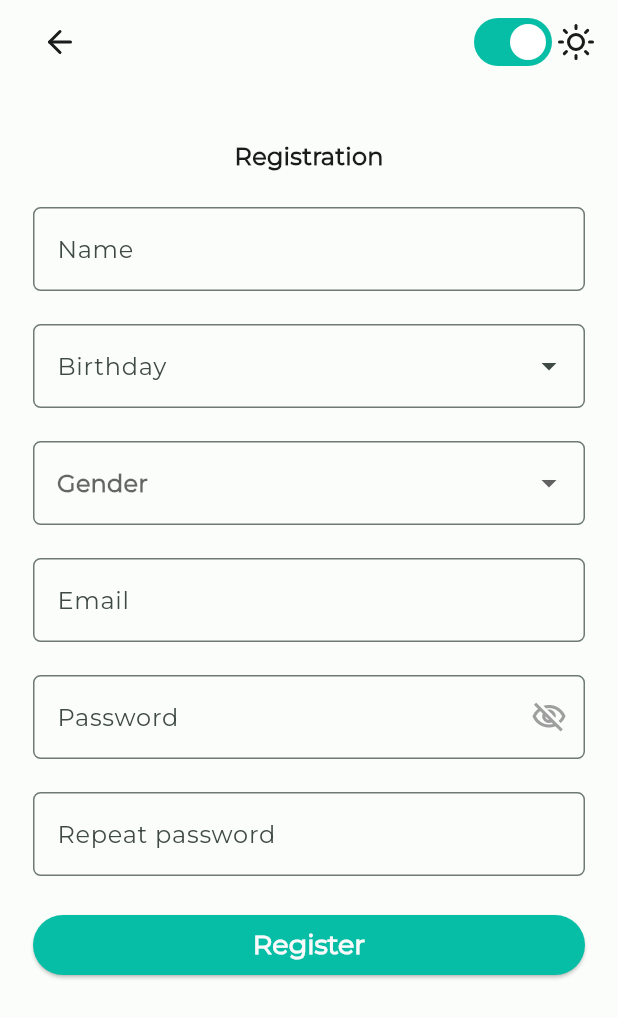
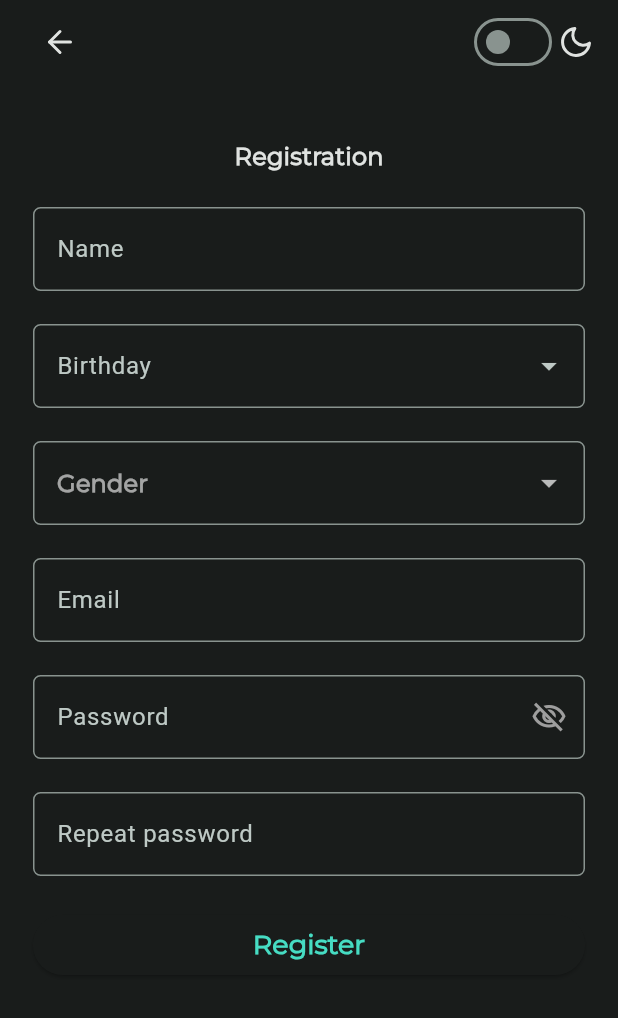
Before and after one commit to GCAS-UFF/cardiac-petct, a Flutter app: the screen it shows after launch, after a tap on "First access", on a phone screen of 412 x 824 dp. Shown: the top 1018 px of the screen. Run offline on Flutter 3.47's test engine with Material 2 defaults, Android fonts, the phone set to English and light mode, and no system bars; our stand-ins replace carousel_slider, dartz, device_preview, email_validator, firebase_auth, firebase_core and 10 more; accounts and stored records are empty.

Commit message:
chore: save theme mode locally

```diff
--- a/lib/app_controller.dart
+++ b/lib/app_controller.dart
@@ -1,12 +1,20 @@
+import 'package:cardiac_petct/src/modules/app_config/domain/repositories/app_config_local_repository.dart';
 import 'package:flutter/material.dart';
 
 class AppController {
-  static final AppController instance = AppController();
+  final AppConfigLocalRepository appConfigLocalRepository;
 
-  AppController();
+  AppController(this.appConfigLocalRepository) {
+    initThemeMode();
+  }
+  Future<void> initThemeMode() async {
+    themeSwitch.value = await appConfigLocalRepository.getThemeMode();
+  }
+
   final ValueNotifier themeSwitch = ValueNotifier<bool>(true);
 
   void changeTheme(bool value) {
     themeSwitch.value = value;
+    appConfigLocalRepository.setThemeMode(value);
   }
 }
--- a/lib/app_module.dart
+++ b/lib/app_module.dart
@@ -1,3 +1,4 @@
+import 'package:cardiac_petct/app_controller.dart';
 import 'package:cardiac_petct/features/anamnesis/anamnesis_cubit.dart';
 import 'package:cardiac_petct/features/anamnesis/anamnesis_module.dart';
 import 'package:cardiac_petct/features/anamnesis/presentation/pages/anamnesis_done_page.dart';
@@ -5,6 +6,8 @@ import 'package:cardiac_petct/features/anamnesis/presentation/pages/anamnesis_fo
 import 'package:cardiac_petct/features/auth/auth_module.dart';
 import 'package:cardiac_petct/features/auth/submodules/email_verify/email_verify_module.dart';
 import 'package:cardiac_petct/features/home/home_module.dart';
+import 'package:cardiac_petct/src/modules/app_config/data/app_config_local_datasource/app_config_local_datasource.dart';
+import 'package:cardiac_petct/src/modules/app_config/data/repositories/app_config_local_datasource.dart';
 import 'package:cardiac_petct/src/platform/network_info.dart';
 import 'package:cardiac_petct/src/services/firebase_autorizator_service.dart';
 import 'package:cardiac_petct/start_page.dart';
@@ -14,9 +17,12 @@ import 'package:internet_connection_checker/internet_connection_checker.dart';
 class AppModule extends Module {
   @override
   List<Bind<Object>> get binds => [
+        Bind.lazySingleton((i) => AppConfigLocalDataSourceImp()),
         Bind.lazySingleton((i) => FirebaseNavigationService()),
         Bind.lazySingleton((i) => NetworkInfoImp(InternetConnectionChecker())),
         Bind.lazySingleton((i) => AnamnesisCubit(i())),
+        Bind.lazySingleton((i) => AppConfigLocalRepositoryImp(i())),
+        Bind.lazySingleton((i) => AppController(i())),
       ];
   @override
   List<ModularRoute> get routes => [
--- a/lib/app_widget.dart
+++ b/lib/app_widget.dart
@@ -11,8 +11,9 @@ class AppWidget extends StatelessWidget {
 
   @override
   Widget build(BuildContext context) {
+    final AppController controller = Modular.get();
     return ValueListenableBuilder(
-      valueListenable: AppController.instance.themeSwitch,
+      valueListenable: controller.themeSwitch,
       builder: (context, value, child) {
         LocalJsonLocalization.delegate.directories =
             LocalizationsDirectories.localizationsDirectoriesList;
--- /dev/null
+++ b/lib/src/modules/app_config/constants/app_config_keys.dart
@@ -0,0 +1,3 @@
+class AppConfigKeys {
+  static const String isDark = 'isDark';
+}
--- /dev/null
+++ b/lib/src/modules/app_config/data/app_config_local_datasource/app_config_local_datasource.dart
@@ -0,0 +1,30 @@
+import 'package:cardiac_petct/src/modules/app_config/constants/app_config_keys.dart';
+import 'package:shared_preferences/shared_preferences.dart';
+
+abstract class AppConfigLocalDataSource {
+  Future<void> setThemeMode(bool isDark);
+  Future<bool> getThemeMode();
+}
+
+class AppConfigLocalDataSourceImp implements AppConfigLocalDataSource {
+  final Future<SharedPreferences> _preferences =
+      SharedPreferences.getInstance();
+  AppConfigLocalDataSourceImp();
+
+  @override
+  Future<void> setThemeMode(bool isDark) async {
+    final SharedPreferences prefs = await _preferences;
+    await prefs.setBool(AppConfigKeys.isDark, isDark);
+  }
+
+  @override
+  Future<bool> getThemeMode() async {
+    final SharedPreferences prefs = await _preferences;
+    final isDark = prefs.getBool(AppConfigKeys.isDark);
+    if (isDark != null) {
+      return isDark;
+    } else {
+      return false;
+    }
+  }
+}
--- /dev/null
+++ b/lib/src/modules/app_config/domain/repositories/app_config_local_repository.dart
@@ -0,0 +1,4 @@
+abstract class AppConfigLocalRepository {
+  Future<void> setThemeMode(bool isDark);
+  Future<bool> getThemeMode();
+}
--- a/lib/src/ui/petct_switch_theme_mode.dart
+++ b/lib/src/ui/petct_switch_theme_mode.dart
@@ -1,6 +1,7 @@
 import 'package:cardiac_petct/app_controller.dart';
 import 'package:flutter/material.dart';
 import 'package:flutter_feather_icons/flutter_feather_icons.dart';
+import 'package:flutter_modular/flutter_modular.dart';
 
 class PetctSwitchThemeMode extends StatefulWidget {
   const PetctSwitchThemeMode({super.key});
@@ -10,20 +11,19 @@ class PetctSwitchThemeMode extends StatefulWidget {
 }
 
 class _PetctSwitchThemeModeState extends State<PetctSwitchThemeMode> {
+  final AppController controller = Modular.get();
   @override
   Widget build(BuildContext context) {
     return Row(
       children: [
         Switch(
-          value: AppController.instance.themeSwitch.value,
+          value: controller.themeSwitch.value,
           onChanged: (bool value) => setState(() {
-            AppController.instance.changeTheme(value);
+            controller.changeTheme(value);
           }),
         ),
         Icon(
-          AppController.instance.themeSwitch.value
-              ? FeatherIcons.sun
-              : FeatherIcons.moon,
+          controller.themeSwitch.value ? FeatherIcons.sun : FeatherIcons.moon,
         ),
       ],
     );
--- a/pubspec.yaml
+++ b/pubspec.yaml
@@ -29,6 +29,7 @@ dependencies:
   flutter_localization: ^0.1.10
   flutter_localizations:
     sdk: flutter
+  shared_preferences: ^2.1.0
 
 dev_dependencies:
   flutter_test:
```
Also changed, not shown: lib/src/modules/app_config/data/repositories/app_config_local_datasource.dart (added, +17 -0 lines), pubspec.lock.
